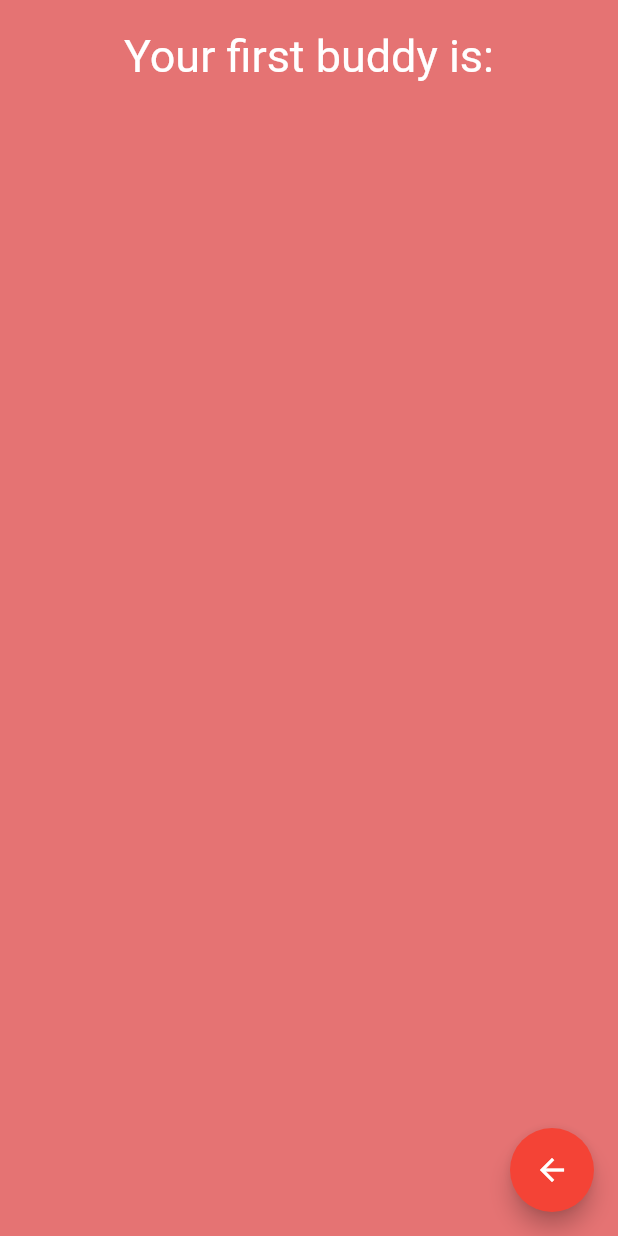
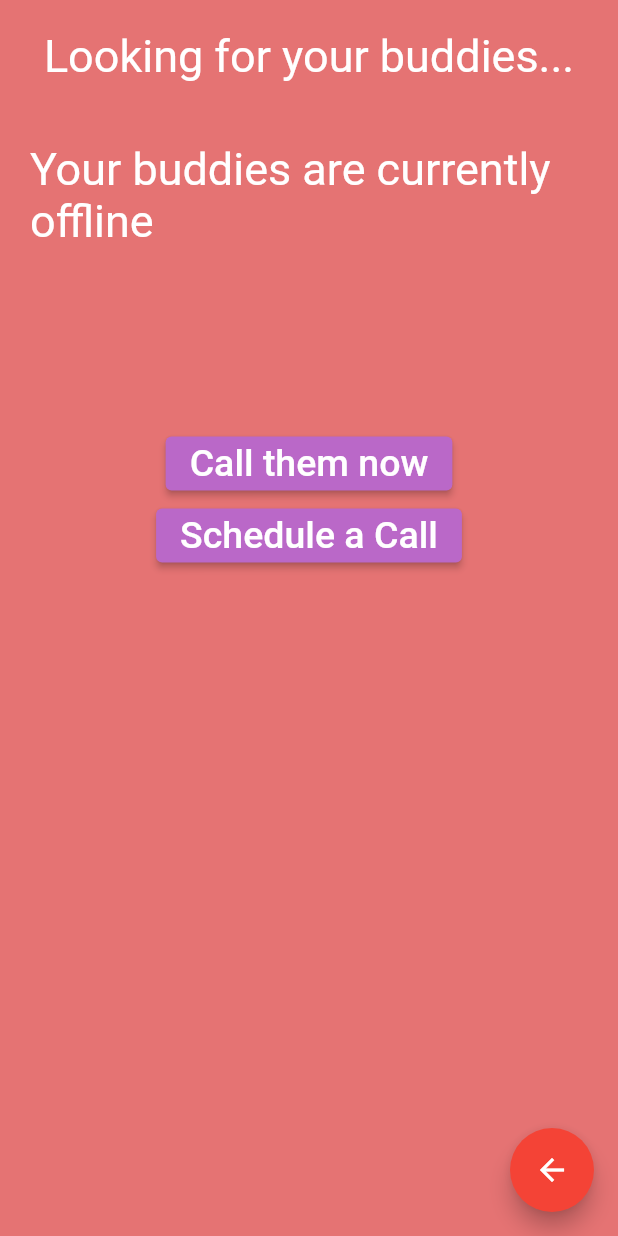
Before and after one commit to NazmiShehi/.Stics., a Flutter app: the screen it shows after launch, after a tap on "Join Your Buddies", on a phone screen of 412 x 824 dp. Run offline on Flutter 3.47's test engine with Material 2 defaults, Android fonts, the phone set to English and light mode, and no system bars; drawn by our look-alikes of delayed_display; our stand-ins replace google_fonts.

Commit message:
Recovering what I had before my dog ate my homework :)

```diff
--- a/lib/main.dart
+++ b/lib/main.dart
@@ -75,7 +75,7 @@ class MyWidget extends StatelessWidget {
                           'Join Your Buddies',
                           style: GoogleFonts.aBeeZee(
                             color: Colors.white,
-                            fontSize: 15,
+                            fontSize: 18,
                           ),
                         ),
                       ),
@@ -109,7 +109,7 @@ class MyWidget extends StatelessWidget {
                           'Make new friends',
                           style: GoogleFonts.aBeeZee(
                             color: Colors.white,
-                            fontSize: 15,
+                            fontSize: 18,
                           ),
                         ),
                       ),
--- a/lib/page2.dart
+++ b/lib/page2.dart
@@ -16,6 +16,7 @@ class Page2 extends StatelessWidget {
       ),
       body: SafeArea(
         child: Column(
+          mainAxisSize: MainAxisSize.max,
           children: [
             Padding(
               padding: const EdgeInsets.all(20.0),
@@ -24,11 +25,74 @@ class Page2 extends StatelessWidget {
                 child: Align(
                   alignment: Alignment.center,
                   child: Text(
-                    'Your first buddy is:',
+                    'Looking for your buddies...',
                     style: GoogleFonts.aBeeZee(
                       fontSize: 30,
                       color: Colors.white,
                     ),
+                  ),
+                ),
+              ),
+            ),
+            Padding(
+              padding: EdgeInsets.all(20),
+              child: DelayedDisplay(
+                delay: Duration(seconds: 4),
+                child: Align(
+                  alignment: Alignment.center,
+                  child: Text(
+                    'Your buddies are currently offline',
+                    style: GoogleFonts.aBeeZee(
+                      fontSize: 30,
+                      color: Colors.white,
+                    ),
+                  ),
+                ),
+              ),
+            ),
+            Container(
+              height: 100,
+            ),
+            DelayedDisplay(
+              delay: Duration(seconds: 5),
+              child: ElevatedButton(
+                style: ButtonStyle(
+                  backgroundColor: MaterialStateProperty.resolveWith<Color>(
+                    (Set<MaterialState> states) {
+                      if (states.contains(MaterialState.pressed))
+                        return Colors.yellow[700];
+                      return Colors.purple[300];
+                    },
+                  ),
+                ),
+                onPressed: () {},
+                child: Text(
+                  'Call them now',
+                  style: GoogleFonts.aBeeZee(
+                    color: Colors.white,
+                    fontSize: 25,
+                  ),
+                ),
+              ),
+            ),
+            DelayedDisplay(
+              delay: Duration(seconds: 5),
+              child: ElevatedButton(
+                style: ButtonStyle(
+                  backgroundColor: MaterialStateProperty.resolveWith<Color>(
+                    (Set<MaterialState> states) {
+                      if (states.contains(MaterialState.pressed))
+                        return Colors.yellow[700];
+                      return Colors.purple[300];
+                    },
+                  ),
+                ),
+                onPressed: () {},
+                child: Text(
+                  'Schedule a Call',
+                  style: GoogleFonts.aBeeZee(
+                    color: Colors.white,
+                    fontSize: 25,
                   ),
                 ),
               ),
```
